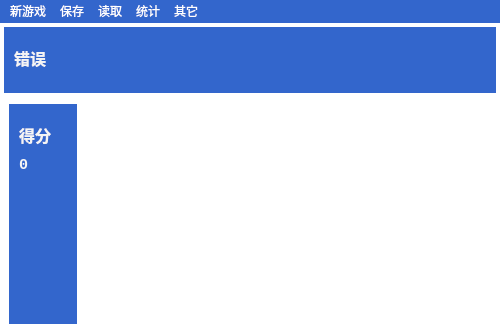
Above: mainwindow.ui from houhaotian/qt_sudoku before the change; both pictures show x 0 to 500 and y 0 to 324 of the 500 by 500 pixel window. Below: the same form after it.
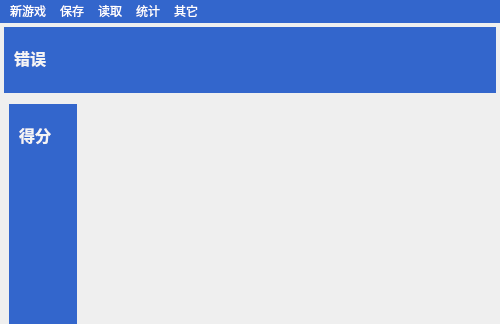
That is the form after the change.

Diff of the .ui file:
```diff
--- a/mainwindow.ui
+++ b/mainwindow.ui
@@ -31,9 +31,6 @@
   <property name="windowTitle">
    <string>MainWindow</string>
   </property>
-  <property name="styleSheet">
-   <string notr="true">background-color: rgb(255, 255, 255);</string>
-  </property>
   <widget class="QWidget" name="centralWidget">
    <layout class="QVBoxLayout" name="verticalLayout" stretch="1,6">
     <property name="leftMargin">
@@ -123,30 +120,6 @@
            <string>得分</string>
           </property>
          </widget>
-         <widget class="QLabel" name="score">
-          <property name="geometry">
-           <rect>
-            <x>10</x>
-            <y>50</y>
-            <width>54</width>
-            <height>21</height>
-           </rect>
-          </property>
-          <property name="font">
-           <font>
-            <family>Consolas</family>
-            <pointsize>11</pointsize>
-            <weight>75</weight>
-            <bold>true</bold>
-           </font>
-          </property>
-          <property name="styleSheet">
-           <string notr="true">color: rgb(245, 245, 245);r</string>
-          </property>
-          <property name="text">
-           <string>0</string>
-          </property>
-         </widget>
         </widget>
        </item>
        <item>
```
